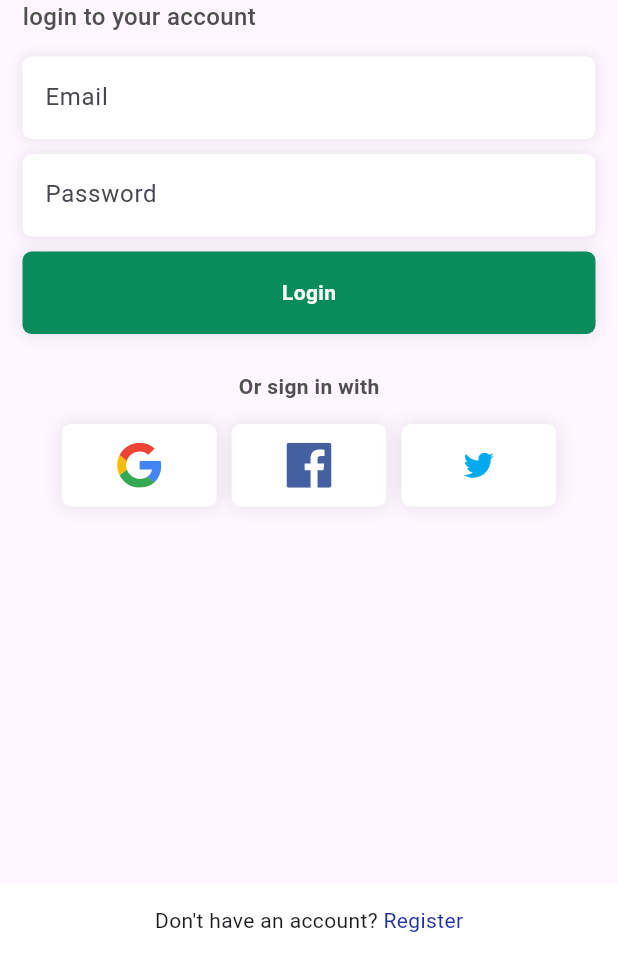
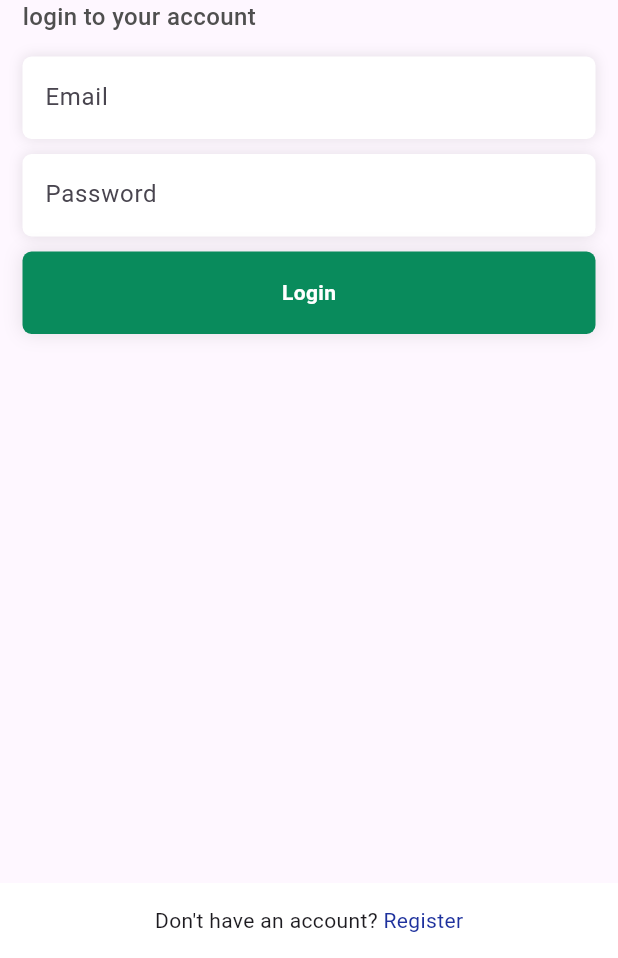
Before and after one commit to akmaldarrya/perpusLoginRgstr, a Flutter app: the screen it shows after launch, on a phone screen of 412 x 824 dp, the part 278-1236 px from its top. Run offline on Flutter 3.47's test engine with Material 3 defaults, Android fonts, the phone set to English and light mode, and no system bars; our stand-ins replace get, hexcolor.

Commit message:
first commit

```diff
--- a/lib/utils/global.color.dart
+++ b/lib/utils/global.color.dart
@@ -6,4 +6,6 @@ class GlobalCOlors {
  static HexColor textColor = HexColor('#4f4f4f');
  static HexColor buttonColor = HexColor('#098b5c');
  static HexColor whiteColor = HexColor('#ffffff');
+
+ static HexColor greenColor = HexColor('#098b5c');
 }
--- a/lib/view/login.view.dart
+++ b/lib/view/login.view.dart
@@ -3,7 +3,6 @@ import 'package:get/get_navigation/get_navigation.dart';
 import 'package:login_signup/utils/global.color.dart';
 import 'package:login_signup/view/register.view.dart';
 import 'package:login_signup/view/widgets/button.global.dart';
-import 'package:login_signup/view/widgets/social.login.dart';
 import 'package:login_signup/view/widgets/text.form.global.dart';
 
 class loginView extends StatelessWidget {
@@ -65,7 +64,6 @@ class loginView extends StatelessWidget {
                   const SizedBox(height: 10),
                   const ButtonGlobal(),
                   const SizedBox(height: 25),
-                  SocialLogin()
                 ],
             ),
           ),
--- a/lib/view/widgets/button.global.dart
+++ b/lib/view/widgets/button.global.dart
@@ -2,6 +2,7 @@
 
 import 'package:flutter/material.dart';
 import 'package:login_signup/utils/global.color.dart';
+import 'package:login_signup/view/widgets/profile.dart';
 
 class ButtonGlobal extends StatelessWidget {
   const ButtonGlobal({Key? key}) : super(key: key);
@@ -10,7 +11,10 @@ class ButtonGlobal extends StatelessWidget {
   Widget build(BuildContext context) {
     return InkWell(
       onTap: (){
-        print('Login');
+        Navigator.push(context,
+                  MaterialPageRoute(builder: (context) => Profile()
+                  )
+                );
       },
       child: Container(
         alignment: Alignment.center,
--- a/lib/view/widgets/social.login.dart
+++ /dev/null
@@ -1,90 +0,0 @@
-import 'package:flutter/material.dart';
-import 'package:flutter_svg/flutter_svg.dart';
-import 'package:login_signup/utils/global.color.dart';
-
-class SocialLogin extends StatelessWidget {
-  const SocialLogin({Key? key}) : super(key: key);
-
-  @override
-  Widget build(BuildContext context) {
-    return Column(
-      children: [
-        Container(
-
-          alignment: Alignment.center,
-          child: Text(
-            'Or sign in with',
-            style: TextStyle(
-              color: GlobalCOlors.textColor,
-              fontWeight: FontWeight.w600,
-            ),
-          ),
-        ),
-        const SizedBox(height: 15),
-        Container(
-          width: MediaQuery.of(context).size.width * 0.8,
-          child: Row(
-            children: [
-              //// google
-              Expanded(
-                child: Container(
-                  alignment: Alignment.center,
-                  height: 55,
-                  decoration: BoxDecoration(
-                    color: Colors.white,
-                    borderRadius: BorderRadius.circular(6),
-                    boxShadow: [
-                      BoxShadow(
-                        color: Colors.black.withOpacity(.1),
-                        blurRadius: 10,
-                      ),
-                    ],
-                  ),
-                  child: SvgPicture.asset('assets/images/google.svg', height: 30),
-                ),
-              ),
-              const SizedBox(width: 10,),
-              //// facebook
-              Expanded(
-                child: Container(
-                  alignment: Alignment.center,
-                  height: 55,
-                  decoration: BoxDecoration(
-                    color: Colors.white,
-                    borderRadius: BorderRadius.circular(6),
-                    boxShadow: [
-                      BoxShadow(
-                        color: Colors.black.withOpacity(.1),
-                        blurRadius: 10,
-                      ),
-                    ],
-                  ),
-                  child: SvgPicture.asset('assets/images/facebook.svg', height: 30),
-                ),
-              ),
-              const SizedBox(width: 10,),
-              //// twitter
-              Expanded(
-                child: Container(
-                  alignment: Alignment.center,
-                  height: 55,
-                  decoration: BoxDecoration(
-                    color: Colors.white,
-                    borderRadius: BorderRadius.circular(6),
-                    boxShadow: [
-                      BoxShadow(
-                        color: Colors.black.withOpacity(.1),
-                        blurRadius: 10,
-                      ),
-                    ],
-                  ),
-                  child: SvgPicture.asset('assets/images/twitter.svg', height: 20),
-                ),
-              ),
-            ],
-          ),
-        ),
-      ],
-    );
-  }
-}
```
Also changed, not shown: lib/view/widgets/profile.dart (added, +73 -0 lines).
